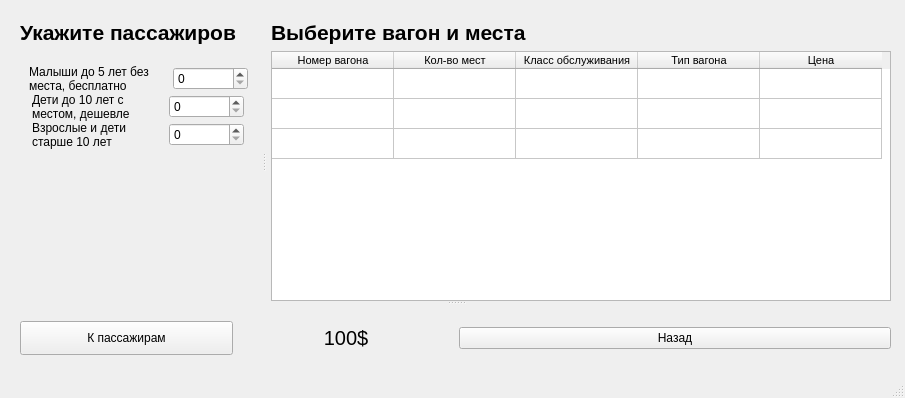
Above: data/etc/Railcar.ui from Substance-live/Train_application before the change. Below: the same form after it.
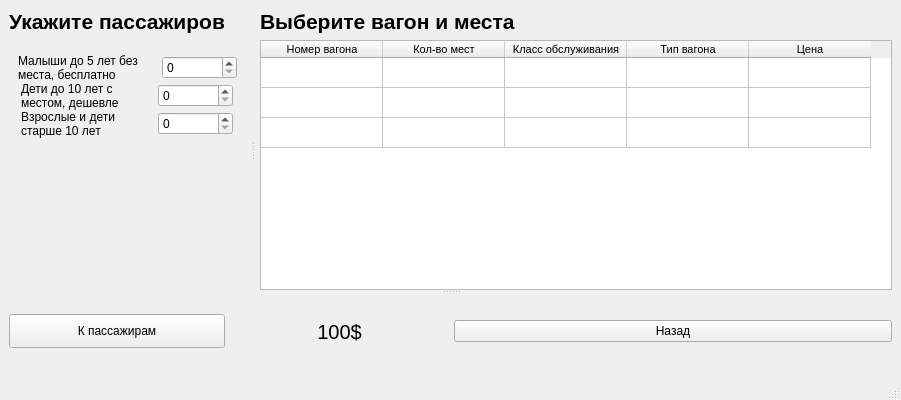
That is the form after the change.

The edit to the form file:
```diff
--- a/data/etc/Railcar.ui
+++ b/data/etc/Railcar.ui
@@ -6,23 +6,17 @@
    <rect>
     <x>0</x>
     <y>0</y>
-    <width>905</width>
-    <height>398</height>
+    <width>901</width>
+    <height>400</height>
    </rect>
   </property>
   <property name="windowTitle">
    <string>Railcar</string>
   </property>
   <widget class="QWidget" name="centralwidget">
+   <layout class="QGridLayout" name="gridLayout_2">
+    <item row="0" column="0">
    <widget class="QSplitter" name="splitter_2">
-    <property name="geometry">
-     <rect>
-      <x>20</x>
-      <y>20</y>
-      <width>871</width>
-      <height>351</height>
-     </rect>
-    </property>
     <property name="orientation">
      <enum>Qt::Orientation::Vertical</enum>
     </property>
@@ -355,6 +349,8 @@
      </layout>
     </widget>
    </widget>
+    </item>
+   </layout>
   </widget>
   <widget class="QStatusBar" name="statusbar"/>
  </widget>
```
Lines whose indentation alone changed are shown as unchanged.
